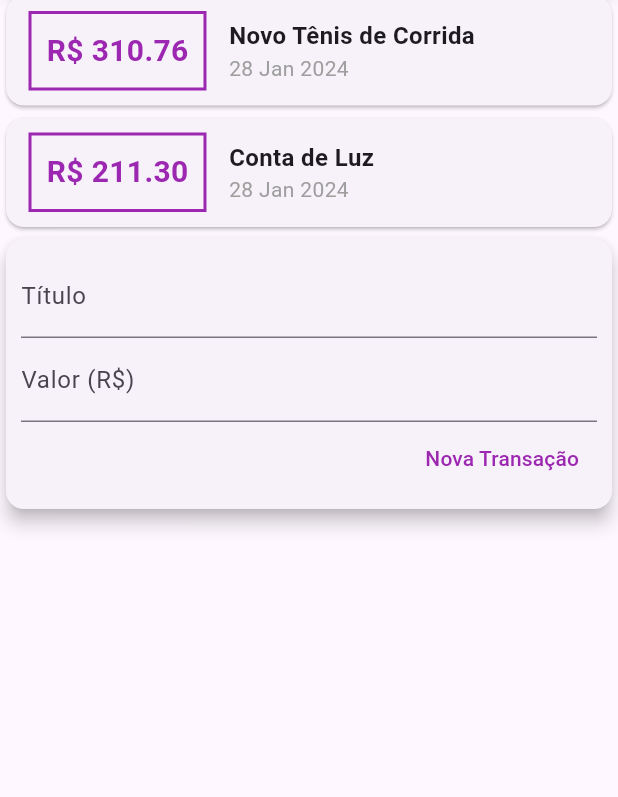
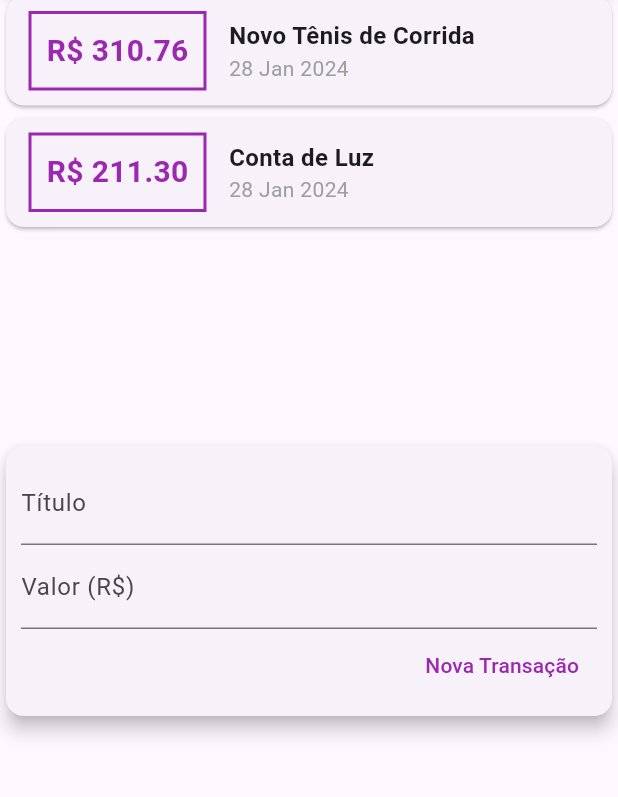
Before and after one commit to kaiqueBellmont/flutter-expenses, a Flutter app: the screen it shows after launch, on a phone screen of 412 x 824 dp, the part 136-933 px from its top. Run offline on Flutter 3.47's test engine with Material 3 defaults, Android fonts, the phone set to English and light mode, and no system bars.

Commit message:
feat: pixels fix

```diff
--- a/lib/components/transaction_list.dart
+++ b/lib/components/transaction_list.dart
@@ -9,8 +9,12 @@ class TransactionList extends StatelessWidget {
 
   @override
   Widget build(BuildContext context) {
-    return Column(
-      children: transactions.map((tr) {
+    return SizedBox(
+      height: 300,
+      child: ListView.builder(
+        itemCount: transactions.length,
+        itemBuilder: (ctx, index) {
+          final tr = transactions[index];
           return Card(
             child: Row(
               children: [
@@ -56,7 +60,8 @@ class TransactionList extends StatelessWidget {
               ],
             ),
           );
-      }).toList(),
+        },
+      ),
     );
   }
 }
```
Lines whose indentation alone changed are shown as unchanged.
